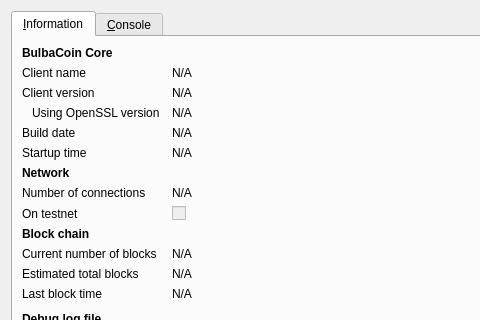
This is src/qt/forms/rpcconsole.ui in goldenloaf/goldenloaf-master as Qt 5 draws it before an edit; both pictures show x 0 to 480 and y 0 to 320 of the 740 by 450 pixel window. The edited form follows.
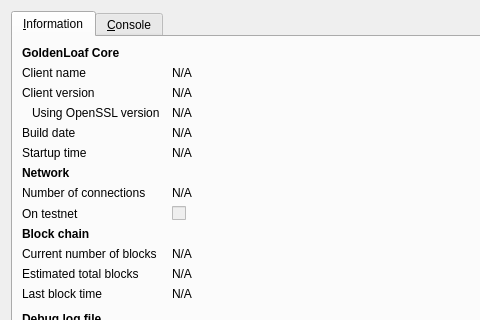
This is the edited form. Icons and pictures are not drawn.

```diff
--- a/src/qt/forms/rpcconsole.ui
+++ b/src/qt/forms/rpcconsole.ui
@@ -36,7 +36,7 @@
           </font>
          </property>
          <property name="text">
-          <string>BulbaCoin Core</string>
+          <string>GoldenLoaf Core</string>
          </property>
         </widget>
        </item>
```
Left out of the diff: 6 changed lines with no effect on the pictures.
